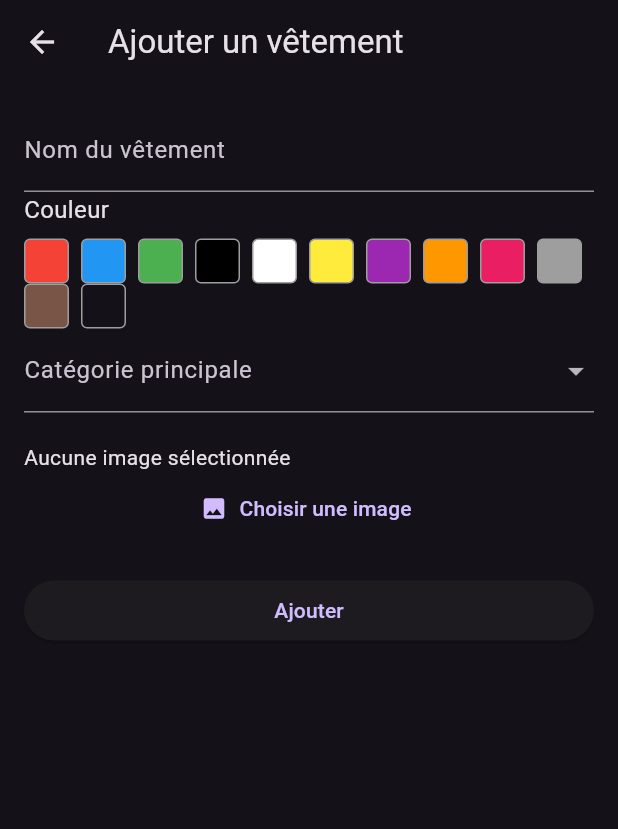
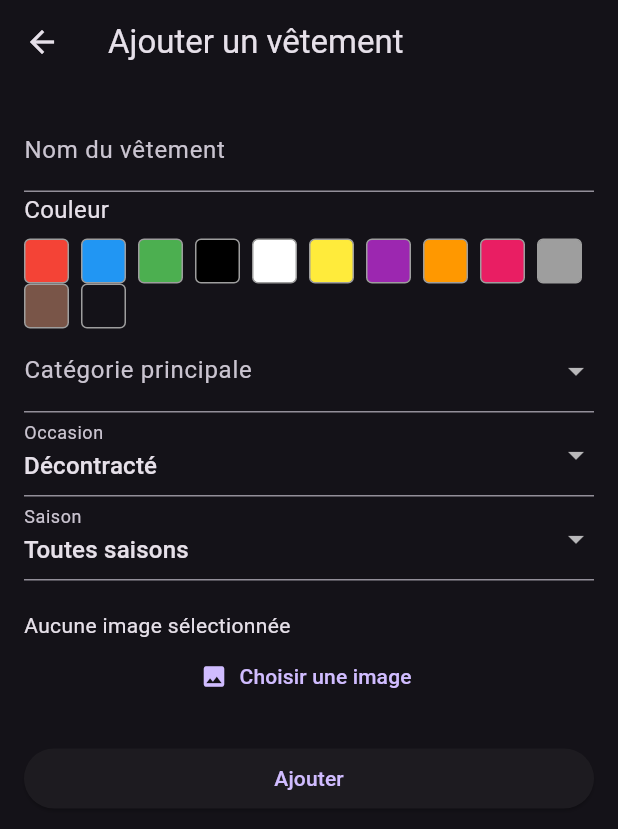
Before and after one commit to sisoubou/Projet-perso---Closet-Buddy, a Flutter app: the screen it shows once a user with an empty profile is signed in, after a tap on the "add" icon, on a phone screen of 412 x 824 dp. Shown: the top 829 px of the screen. Run offline on Flutter 3.47's test engine with Material 3 defaults, Android fonts, the phone set to English and light mode, and no system bars; our stand-ins replace cloud_firestore, firebase_auth, firebase_core, firebase_storage, image_picker; missing offline and left inert: firebase_app_check; accounts and stored records are empty.

Commit message:
Ajout des champs occasion et season dans toutes les pages

```diff
--- a/lib/models/clothing_item.dart
+++ b/lib/models/clothing_item.dart
@@ -7,6 +7,7 @@ class ClothingItem {
   final String imageUrl;
   final String color;
   final String occasion;
+  final String season;
 
   ClothingItem({
     required this.id,
@@ -17,6 +18,7 @@ class ClothingItem {
     required this.imageUrl,
     this.color = '',
     this.occasion = 'casual',
+    this.season = 'Toutes saisons',
   });
 
   ClothingItem copyWith({
@@ -27,6 +29,7 @@ class ClothingItem {
     String? imageUrl,
     String? color,
     String? occasion,
+    String? season,
   }) {
     return ClothingItem(
       id: id,
@@ -37,6 +40,7 @@ class ClothingItem {
       imageUrl: imageUrl ?? this.imageUrl,
       color: color ?? this.color,
       occasion: occasion ?? this.occasion,
+      season: season ?? this.season,
     );
   }
 
@@ -48,6 +52,7 @@ class ClothingItem {
     String? imageUrl,
     String? color,
     String? occasion,
+    String? season,
   }) {
     return copyWith(
       userId: userId,
@@ -57,6 +62,7 @@ class ClothingItem {
       imageUrl: imageUrl,
       color: color,
       occasion: occasion,
+      season: season,
     );
   }
 
@@ -69,6 +75,7 @@ Map<String, dynamic> toJson() => {
         'imageUrl': imageUrl,
         'color': color,
         'occasion': occasion,
+        'season': season
       };
 
 
@@ -82,6 +89,7 @@ factory ClothingItem.fromJson(String id, Map<String, dynamic> json) {
       imageUrl: json['imageUrl'] as String,
       color: (json['color'] ?? '') as String,
       occasion: (json['occasion'] ?? 'casual') as String,
+      season: (json['season'] ?? 'Toutes saisons') as String,
     );
   }
 }
--- a/lib/screens/add_clothing_screen.dart
+++ b/lib/screens/add_clothing_screen.dart
@@ -25,6 +25,8 @@ class AddClothingScreenState extends State<AddClothingScreen> {
   String _mainCategory = '';
   String _subCategory = '';
   String _color = '';
+  String _selectedSeason = 'Toutes saisons';
+  String _occasion = 'casual';
   File? _imageFile;
   List<String> _subCategoryOptions = [];
   final List<String> _mainCategories = ['Haut', 'Bas', 'Chaussures', 'Accessoires'];
@@ -49,6 +51,13 @@ class AddClothingScreenState extends State<AddClothingScreen> {
     'Marron': Colors.brown,
     'Multicoulore': Colors.transparent,
   };
+  final Map<String, String> _occasionMap = {
+    'casual': 'Décontracté',
+    'formal': 'Formel',
+    'sport': 'Sportif',
+    'party': 'Fête',
+  };
+  final List<String> _seasonOptions = ['Toutes saisons', 'Hiver', 'Printemps', 'Eté', 'Automne'];
 
 
   Future<void> _pickImage() async {
@@ -181,6 +190,8 @@ class AddClothingScreenState extends State<AddClothingScreen> {
       subCategory: _subCategory,
       imageUrl: imageUrl.isNotEmpty ? imageUrl : '',
       color: _color,
+      occasion: _occasion,
+      season: _selectedSeason,
     );
 
     try {
@@ -192,6 +203,8 @@ class AddClothingScreenState extends State<AddClothingScreen> {
         "imageUrl": newItem.imageUrl,
         "color": newItem.color,
         "userId": currentUser.uid,
+        "occasion": newItem.occasion,
+        "season" : newItem.season,
       });
 
       widget.onAdd(newItem);
@@ -291,6 +304,37 @@ class AddClothingScreenState extends State<AddClothingScreen> {
                   validator: (v) => v == null || v.isEmpty ? 'Choisissez une sous-catégorie' : null,
                 ),
 
+              DropdownButtonFormField<String>(
+                value: _occasion,
+                decoration: const InputDecoration(labelText: 'Occasion'),
+                items: _occasionMap.entries.map((entry) {
+                  return DropdownMenuItem(
+                    value: entry.key,
+                    child: Text(entry.value),
+                  );
+                }).toList(),
+                onChanged: (val) {
+                  setState(() {
+                    _occasion = val ?? 'casual';
+                  });
+                },
+              ),
+
+              DropdownButtonFormField<String>(
+                value: _selectedSeason,
+                decoration: const InputDecoration(labelText: 'Saison'),
+                items: _seasonOptions.map((season) {
+                  return DropdownMenuItem(
+                    value: season,
+                    child: Text(season),
+                  );
+                }).toList(),
+                onChanged: (val) {
+                  setState(() {
+                    _selectedSeason = val ?? 'Toutes saisons';
+                  });
+                },
+              ),
 
               const SizedBox(height: 20),
 
--- a/lib/screens/edit_clothing_screen.dart
+++ b/lib/screens/edit_clothing_screen.dart
@@ -32,6 +32,8 @@ class EditClothingScreenState extends State<EditClothingScreen> {
   late String _mainCategory;
   late String _subCategory;
   late String _color;
+  late String _occasion;
+  late String _season;
   File? _imageFile;
 
   List<String> _subCategoryOptions = [];
@@ -59,6 +61,15 @@ class EditClothingScreenState extends State<EditClothingScreen> {
     'Multicoulore': Colors.transparent,
   };
 
+  final Map<String, String> _occasionMap = {
+    'casual': 'Décontracté',
+    'formal': 'Formel',
+    'sport': 'Sportif',
+    'party': 'Fête',
+  };
+
+  final List<String> _seasonOptions = ['Toutes saisons', 'Hiver', 'Printemps', 'Eté', 'Automne'];
+
   bool _isSaving = false;
 
   @override
@@ -69,6 +80,8 @@ class EditClothingScreenState extends State<EditClothingScreen> {
     _subCategory = widget.clothingItem.subCategory;
     _subCategoryOptions = _subCategoriesMap[_mainCategory] ?? [];
     _color = widget.clothingItem.color;
+    _occasion = widget.clothingItem.occasion;
+    _season = widget.clothingItem.season;
   }
 
   Future<void> _pickImage() async {
@@ -118,7 +131,7 @@ class EditClothingScreenState extends State<EditClothingScreen> {
         final TaskSnapshot snapshot = await storageRef.putFile(_imageFile!);
         debugPrint('Upload completed: state=${snapshot.state}, bytesTransferred=${snapshot.bytesTransferred}/${snapshot.totalBytes}');
         debugPrint('Snapshot ref fullPath: ${snapshot.ref.fullPath}');
-        debugPrint('Snapshot ref bucket: ${snapshot.ref.bucket ?? FirebaseStorage.instance.ref().bucket}');
+        debugPrint('Snapshot ref bucket: ${snapshot.ref.bucket}');
         try {
           final meta = await snapshot.ref.getMetadata();
           debugPrint('getMetadata success: fullPath=${meta.fullPath}, size=${meta.size}');
@@ -173,6 +186,8 @@ class EditClothingScreenState extends State<EditClothingScreen> {
       mainCategory: _mainCategory,
       subCategory: _subCategory,
       color: _color,
+      occasion: _occasion,
+      season: _season,
       imageUrl: imageUrl,
     );
 
@@ -184,6 +199,8 @@ class EditClothingScreenState extends State<EditClothingScreen> {
       'mainCategory': updatedItem.mainCategory,
       'subCategory': updatedItem.subCategory,
       'color': updatedItem.color,
+      'occasion': updatedItem.occasion,
+      'season': updatedItem.season,
       'imageUrl': updatedItem.imageUrl,
     });
 
@@ -265,6 +282,38 @@ class EditClothingScreenState extends State<EditClothingScreen> {
                       }).toList(),
                     ),
 
+                    DropdownButtonFormField<String>(
+                      value: _occasion,
+                      decoration: const InputDecoration(labelText: 'Occasion'),
+                      items: _occasionMap.entries.map((entry) {
+                        return DropdownMenuItem(
+                          value: entry.key,
+                          child: Text(entry.value),
+                        );
+                      }).toList(),
+                      onChanged: (val) {
+                        setState(() {
+                          _occasion = val ?? 'casual';
+                        });
+                      },
+                    ),
+
+                    DropdownButtonFormField<String>(
+                      value: _season,
+                      decoration: const InputDecoration(labelText: 'Saison'),
+                      items: _seasonOptions.map((season) {
+                        return DropdownMenuItem(
+                          value: season,
+                          child: Text(season),
+                        );
+                      }).toList(),
+                      onChanged: (val) {
+                        setState(() {
+                          _season = val ?? 'Toutes saisons';
+                        });
+                      },
+                    ),
+
                     const SizedBox(height: 20),
 
                     // Image affichée
--- a/lib/screens/wardrobe_screen.dart
+++ b/lib/screens/wardrobe_screen.dart
@@ -1,4 +1,3 @@
-import 'dart:io';
 import 'package:flutter/material.dart';
 import 'package:cloud_firestore/cloud_firestore.dart';
 import 'package:firebase_auth/firebase_auth.dart' as fb_auth;
@@ -22,6 +21,7 @@ class _WardrobeScreenState extends State<WardrobeScreen> {
   String _filterMainCategory = 'Tout';
   String _filterSubCategory = 'Tout';
   String _filterColor = 'Tout';
+  String _filterOccasion = 'Tout';
   List<String> _subCategoryOptions = [];
 
   final List<String> _mainCategories = ['Haut', 'Bas', 'Chaussures', 'Accessoires'];
@@ -40,6 +40,14 @@ class _WardrobeScreenState extends State<WardrobeScreen> {
     'Noir': Colors.black,
     'Blanc': Colors.white,
     'Jaune': Colors.yellow,
+  };
+
+  final List<String> _occasionOptions = ['casual', 'formal', 'sport', 'party'];
+  final Map<String, String> _occasionDisplayMap = {
+    'casual': 'Décontracté',
+    'formal': 'Formel',
+    'sport': 'Sportif',
+    'party': 'Fête',
   };
 
   void _addNewItem(ClothingItem item) {
@@ -143,12 +151,24 @@ class _WardrobeScreenState extends State<WardrobeScreen> {
                   ),
                 ),
                 const SizedBox(width: 10),
+                Expanded(
+                  child: DropdownButton<String>(
+                    value: _filterOccasion,
+                    items: [
+                      DropdownMenuItem(value: _allOption, child: const Text('Tout')),
+                      ..._occasionOptions.map((occ) => DropdownMenuItem(value: occ, child: Text(_occasionDisplayMap[occ] ?? occ))),
+                    ],
+                    onChanged: (val) => setState(() => _filterOccasion = val ?? _allOption),
+                  ),
+                ),
+                const SizedBox(width: 10),
                 TextButton.icon(
                   onPressed: () {
                     setState(() {
                       _filterMainCategory = _allOption;
                       _filterSubCategory = _allOption;
                       _filterColor = _allOption;
+                      _filterOccasion = _allOption;
                       _subCategoryOptions = [];
                     });
                   },
@@ -181,6 +201,8 @@ class _WardrobeScreenState extends State<WardrobeScreen> {
                     subCategory: data['subCategory'] ?? '',
                     imageUrl: data['imageUrl'] ?? '',
                     color: data['color'] ?? '',
+                    occasion: data['occasion'] ?? 'casual',
+                    season: data['season'] ?? 'Toutes saisons',
                   );
                 }).toList();
 
@@ -188,7 +210,8 @@ class _WardrobeScreenState extends State<WardrobeScreen> {
                   final mainOk = _filterMainCategory == _allOption || item.mainCategory == _filterMainCategory;
                   final subOk = _filterSubCategory == _allOption || item.subCategory == _filterSubCategory;
                   final colorOk = _filterColor == _allOption || item.color == _filterColor;
-                  return mainOk && subOk && colorOk;
+                  final occasionOk = _filterOccasion == _allOption || item.occasion == _filterOccasion;
+                  return mainOk && subOk && colorOk && occasionOk;
                 }).toList();
 
                 if (filteredItems.isEmpty) {
--- a/lib/widgets/clothing_card.dart
+++ b/lib/widgets/clothing_card.dart
@@ -1,4 +1,3 @@
-import 'dart:io';
 import 'package:flutter/material.dart';
 import '../models/clothing_item.dart';
 
```
Also changed, not shown: lib/services/firestore_service.dart (+8 -2 lines), pubspec.lock, 1 other file. Lines whose indentation alone changed are shown as unchanged.
